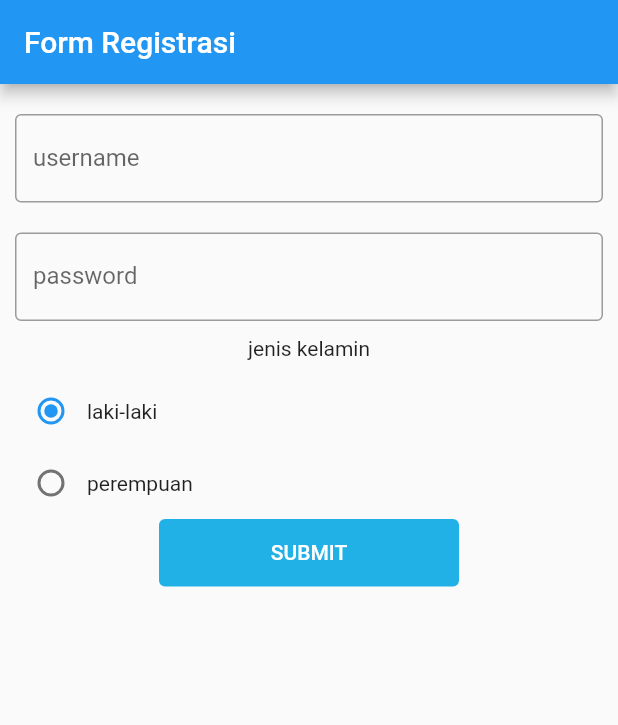
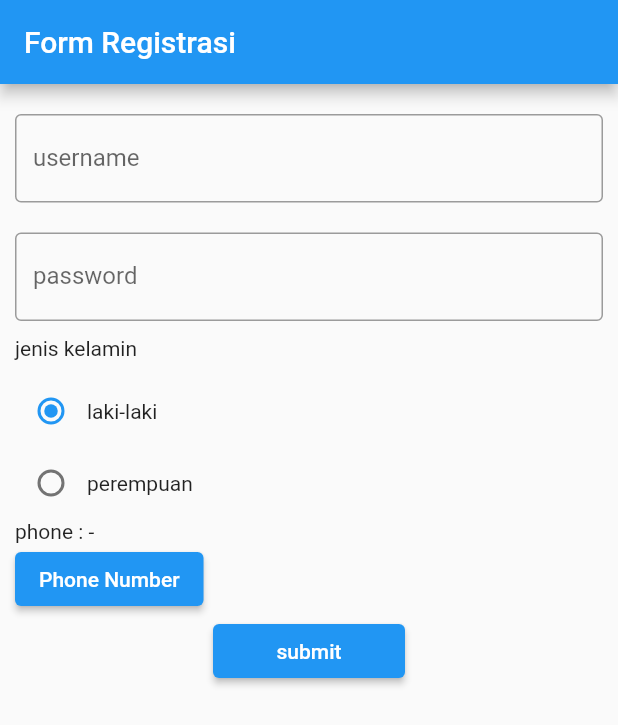
Before and after one commit to widtonny/FormRegistration, a Flutter app: the screen it shows after launch, on a phone screen of 412 x 824 dp. Shown: the top 725 px of the screen. Run offline on Flutter 3.47's test engine with Material 2 defaults, Android fonts, the phone set to English and light mode, and no system bars.

Commit message:
first commit

```diff
--- a/lib/formRegistration.dart
+++ b/lib/formRegistration.dart
@@ -1,4 +1,5 @@
 import 'package:flutter/material.dart';
+import 'package:flutter_application_1/SecondRoute.dart';
 import 'package:flutter_test/flutter_test.dart';
 
 class formRegistration extends StatefulWidget {
@@ -12,6 +13,8 @@ class _formRegistrationState extends State<formRegistration> {
   TextEditingController ctrUsername = new TextEditingController();
   TextEditingController ctrPassword = new TextEditingController();
   int id = 1;
+  String myphone = "-";
+
   @override
   Widget build(BuildContext context) {
     return Scaffold(
@@ -21,6 +24,7 @@ class _formRegistrationState extends State<formRegistration> {
         body: Container(
             margin: EdgeInsets.all(10),
             child: Column(
+              crossAxisAlignment: CrossAxisAlignment.start,
               children: [
                 SizedBox(
                   height: 10,
@@ -73,19 +77,25 @@ class _formRegistrationState extends State<formRegistration> {
                     Text("perempuan"),
                   ],
                 ),
-                Container(
-                  width: 200,
-                  height: 45,
-                  child: TextButton(
-                    style: TextButton.styleFrom(
-                        backgroundColor: Color.fromARGB(255, 33, 177, 230)),
-                    onPressed: () {},
-                    child: Text(
-                      "SUBMIT",
-                      style: TextStyle(
-                        color: Color(0xffffffff),
-                      ),
-                    ),
+                Text("phone : " + myphone),
+                ElevatedButton(
+                    onPressed: () async {
+                      final result = await Navigator.push(
+                        context,
+                        MaterialPageRoute(
+                            builder: (context) => const SecondRoute()),
+                      );
+                      print("hasil input phone number : " + result.toString());
+                      setState(() {
+                        myphone = result.toString();
+                      });
+                    },
+                    child: Text("Phone Number")),
+                Center(
+                  child: Container(
+                    width: 128,
+                    child:
+                        ElevatedButton(onPressed: () {}, child: Text("submit")),
                   ),
                 ),
               ],
--- a/lib/main.dart
+++ b/lib/main.dart
@@ -1,5 +1,6 @@
 import 'package:flutter/material.dart';
 import 'package:flutter_application_1/formRegistration.dart';
+import 'package:flutter_application_1/SecondRoute.dart';
 
 void main() {
   runApp(const MyApp());
```
Also changed, not shown: lib/SecondRoute.dart (added, +39 -0 lines).
